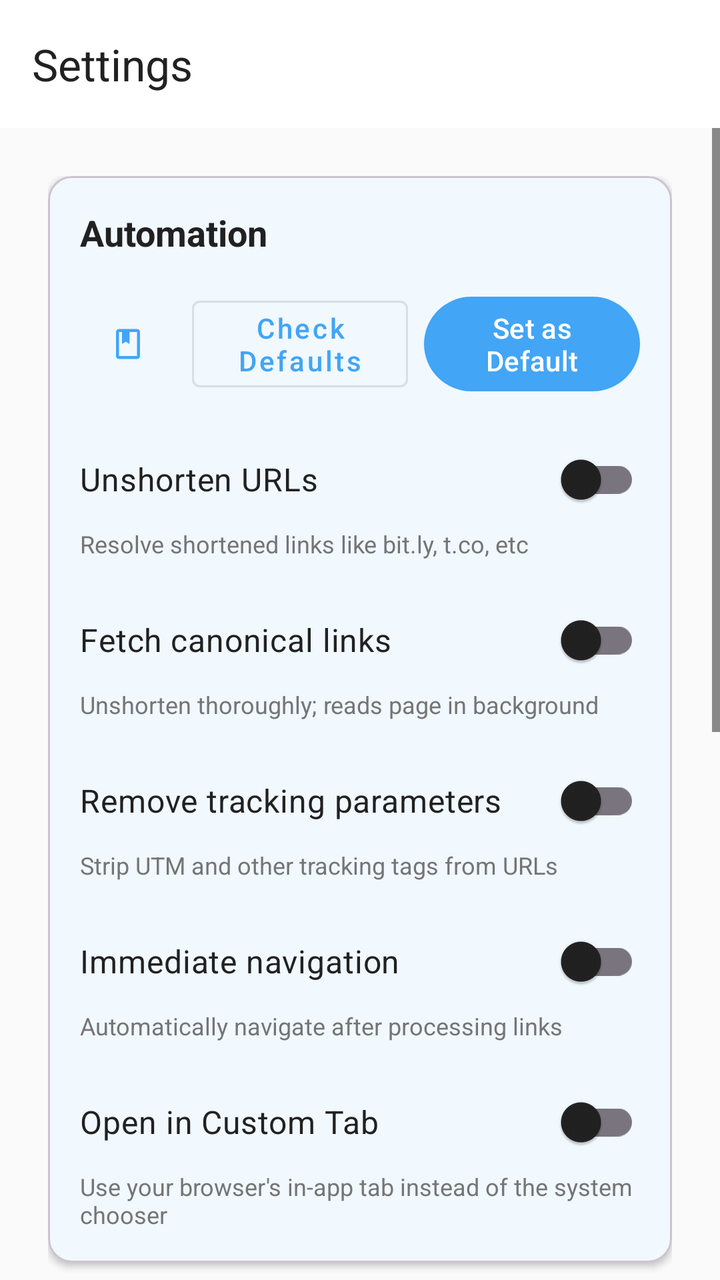
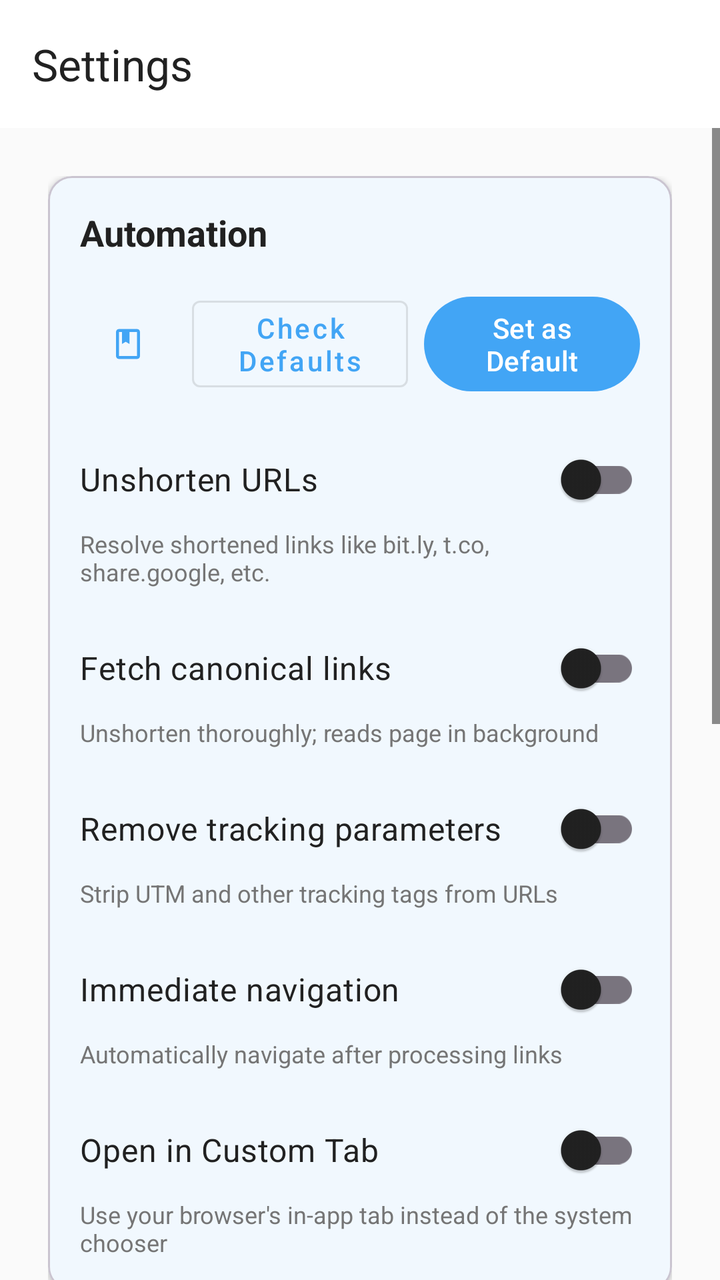

An Android layout rendered at two revisions. The XML below is the earlier revision; the diff shows what the commit changed to produce the second picture.
<!-- AndroidManifest.xml: application theme Theme.Sidestep -->
<!-- res/layout/activity_settings_custom.xml -->
<?xml version="1.0" encoding="utf-8"?>
<LinearLayout xmlns:android="http://schemas.android.com/apk/res/android"
    xmlns:app="http://schemas.android.com/apk/res-auto"
    android:id="@+id/settingsRoot"
    android:layout_width="match_parent"
    android:layout_height="match_parent"
    android:orientation="vertical">

    <com.google.android.material.appbar.MaterialToolbar
        android:id="@+id/settingsToolbar"
        android:layout_width="match_parent"
        android:layout_height="wrap_content"
        android:background="?attr/colorSurface"
        app:title="@string/settings_title"
        app:titleTextColor="?android:attr/textColorPrimary"
        app:elevation="4dp"/>

    <ScrollView
        android:id="@+id/settingsScrollView"
        android:layout_width="match_parent"
        android:layout_height="0dp"
        android:layout_weight="1">

    <LinearLayout
        android:layout_width="match_parent"
        android:layout_height="wrap_content"
        android:orientation="vertical"
        android:padding="24dp">

        
        <com.google.android.material.card.MaterialCardView
            android:layout_width="match_parent"
            android:layout_height="wrap_content"
            app:cardCornerRadius="12dp"
            app:cardElevation="2dp"
            app:cardBackgroundColor="?attr/colorSurface"
            android:layout_marginBottom="16dp">
            
            <LinearLayout
                android:layout_width="match_parent"
                android:layout_height="wrap_content"
                android:orientation="vertical"
                android:padding="16dp">
                
                <TextView
                    android:layout_width="match_parent"
                    android:layout_height="wrap_content"
                    android:text="@string/automation_title"
                    android:textSize="18sp"
                    android:textStyle="bold"
                    android:textColor="?android:attr/textColorPrimary"
                    android:layout_marginBottom="16dp"/>

                <LinearLayout
                    android:layout_width="match_parent"
                    android:layout_height="wrap_content"
                    android:orientation="horizontal"
                    android:gravity="center_vertical">
                    
                    <com.google.android.material.button.MaterialButton
                        android:id="@+id/btnSettingsQuickGuide"
                        style="@style/Widget.MaterialComponents.Button.TextButton"
                        android:layout_width="48dp"
                        android:layout_height="48dp"
                        app:icon="@drawable/ic_book"
                        app:iconPadding="0dp"
                        app:iconGravity="textStart"
                        android:layout_marginEnd="8dp"
                        android:padding="0dp"
                        android:insetLeft="0dp"
                        android:insetRight="0dp"
                        android:insetTop="0dp"
                        android:insetBottom="0dp"/>

                    <com.google.android.material.button.MaterialButton
                        android:id="@+id/btnSettingsCheckStatus"
                        style="@style/Widget.MaterialComponents.Button.OutlinedButton"
                        android:layout_width="0dp"
                        android:layout_weight="1"
                        android:layout_height="wrap_content"
                        android:text="@string/btn_check_defaults"
                        android:layout_marginEnd="8dp"
                        android:textAllCaps="false"/>

                    <com.google.android.material.button.MaterialButton
                        android:id="@+id/btnSettingsSetDefault"
                        android:layout_width="0dp"
                        android:layout_weight="1"
                        android:layout_height="wrap_content"
                        android:text="@string/btn_set_default"
                        android:textAllCaps="false"/>
                </LinearLayout>


                <com.google.android.material.switchmaterial.SwitchMaterial
                    android:id="@+id/switchUnshortenUrls"
                    android:layout_width="match_parent"
                    android:layout_height="wrap_content"
                    android:layout_marginTop="16dp"
                    android:text="@string/unshorten_urls_title"
                    android:textColor="?android:attr/textColorPrimary"
                    android:textSize="16sp" />

                <TextView
                    android:layout_width="match_parent"
                    android:layout_height="wrap_content"
                    android:text="@string/unshorten_urls_desc"
                    android:textColor="?android:attr/textColorSecondary"
                    android:textSize="12sp" />

                <com.google.android.material.switchmaterial.SwitchMaterial
                    android:id="@+id/switchResolveHtml"
                    android:layout_width="match_parent"
                    android:layout_height="wrap_content"
                    android:layout_marginTop="16dp"
                    android:text="@string/resolve_html_title"
                    android:textColor="?android:attr/textColorPrimary"
                    android:textSize="16sp" />

                <TextView
                    android:layout_width="match_parent"
                    android:layout_height="wrap_content"
                    android:text="@string/resolve_html_desc"
                    android:textColor="?android:attr/textColorSecondary"
                    android:textSize="12sp" />

                <com.google.android.material.switchmaterial.SwitchMaterial
                    android:id="@+id/switchRemoveTracking"
                    android:layout_width="match_parent"
                    android:layout_height="wrap_content"
                    android:layout_marginTop="16dp"
                    android:text="@string/remove_tracking_title"
                    android:textColor="?android:attr/textColorPrimary"
                    android:textSize="16sp" />

                <TextView
                    android:layout_width="match_parent"
                    android:layout_height="wrap_content"
                    android:text="@string/remove_tracking_desc"
                    android:textColor="?android:attr/textColorSecondary"
                    android:textSize="12sp" />

                <com.google.android.material.switchmaterial.SwitchMaterial
                    android:id="@+id/switchImmediateNavigation"
                    android:layout_width="match_parent"
                    android:layout_height="wrap_content"
                    android:layout_marginTop="16dp"
                    android:text="@string/immediate_navigation_title"
                    android:textColor="?android:attr/textColorPrimary"
                    android:textSize="16sp" />

                <TextView
                    android:layout_width="match_parent"
                    android:layout_height="wrap_content"
                    android:text="@string/immediate_navigation_desc"
                    android:textColor="?android:attr/textColorSecondary"
                    android:textSize="12sp" />

                <com.google.android.material.switchmaterial.SwitchMaterial
                    android:id="@+id/switchCustomTabs"
                    android:layout_width="match_parent"
                    android:layout_height="wrap_content"
                    android:layout_marginTop="16dp"
                    android:text="@string/custom_tabs_title"
                    android:textColor="?android:attr/textColorPrimary"
                    android:textSize="16sp" />

                <TextView
                    android:layout_width="match_parent"
                    android:layout_height="wrap_content"
                    android:text="@string/custom_tabs_desc"
                    android:textColor="?android:attr/textColorSecondary"
                    android:textSize="12sp" />
            </LinearLayout>
        </com.google.android.material.card.MaterialCardView>


        
        <com.google.android.material.card.MaterialCardView
            android:id="@+id/btnNavigateFrontends"
            android:layout_width="match_parent"
            android:layout_height="wrap_content"
            app:cardCornerRadius="12dp"
            app:cardElevation="2dp"
            app:cardBackgroundColor="?attr/colorSurface"
            android:layout_marginBottom="12dp"
            android:clickable="true"
            android:focusable="true"
            android:foreground="?attr/selectableItemBackground">
            
            <LinearLayout
                android:layout_width="match_parent"
                android:layout_height="wrap_content"
                android:orientation="vertical"
                android:padding="16dp">
                
                <TextView
                    android:layout_width="match_parent"
                    android:layout_height="wrap_content"
                    android:text="Alternative Frontends"
                    android:textSize="16sp"
                    android:textStyle="bold"
                    android:textColor="?android:attr/textColorPrimary"
                    android:layout_marginBottom="4dp"/>
                
                <TextView
                    android:layout_width="match_parent"
                    android:layout_height="wrap_content"
                    android:text="Configure alternatives for X, Reddit, Maps and more"
                    android:textSize="14sp"
                    android:textColor="?android:attr/textColorSecondary"/>
            </LinearLayout>
        </com.google.android.material.card.MaterialCardView>

        
        <com.google.android.material.card.MaterialCardView
            android:id="@+id/btnNavigateRedirects"
            android:layout_width="match_parent"
            android:layout_height="wrap_content"
            app:cardCornerRadius="12dp"
            app:cardElevation="2dp"
            app:cardBackgroundColor="?attr/colorSurface"
            android:layout_marginBottom="12dp"
            android:clickable="true"
            android:focusable="true"
            android:foreground="?attr/selectableItemBackground">
            
            <LinearLayout
                android:layout_width="match_parent"
                android:layout_height="wrap_content"
                android:orientation="vertical"
                android:padding="16dp">
                
                <TextView
                    android:layout_width="match_parent"
                    android:layout_height="wrap_content"
                    android:text="Custom Redirects"
                    android:textSize="16sp"
                    android:textStyle="bold"
                    android:textColor="?android:attr/textColorPrimary"
                    android:layout_marginBottom="4dp"/>
                
                <TextView
                    android:layout_width="match_parent"
                    android:layout_height="wrap_content"
                    android:text="Create custom redirection rules for any domain"
                    android:textSize="14sp"
                    android:textColor="?android:attr/textColorSecondary"/>
            </LinearLayout>
        </com.google.android.material.card.MaterialCardView>

        
        <com.google.android.material.card.MaterialCardView
            android:id="@+id/btnNavigatePrivacy"
            android:layout_width="match_parent"
            android:layout_height="wrap_content"
            app:cardCornerRadius="12dp"
            app:cardElevation="2dp"
            app:cardBackgroundColor="?attr/colorSurface"
            android:layout_marginBottom="12dp"
            android:clickable="true"
            android:focusable="true"
            android:foreground="?attr/selectableItemBackground">
            
            <LinearLayout
                android:layout_width="match_parent"
                android:layout_height="wrap_content"
                android:orientation="vertical"
                android:padding="16dp">
                
                <TextView
                    android:layout_width="match_parent"
                    android:layout_height="wrap_content"
                    android:text="History &amp; Previews"
                    android:textSize="16sp"
                    android:textStyle="bold"
                    android:textColor="?android:attr/textColorPrimary"
                    android:layout_marginBottom="4dp"/>
                
                <TextView
                    android:layout_width="match_parent"
                    android:layout_height="wrap_content"
                    android:text="Manage history retention and preview settings"
                    android:textSize="14sp"
                    android:textColor="?android:attr/textColorSecondary"/>
            </LinearLayout>
        </com.google.android.material.card.MaterialCardView>

        
        <com.google.android.material.card.MaterialCardView
            android:id="@+id/btnNavigateDisplay"
            android:layout_width="match_parent"
            android:layout_height="wrap_content"
            app:cardCornerRadius="12dp"
            app:cardElevation="2dp"
            app:cardBackgroundColor="?attr/colorSurface"
            android:layout_marginBottom="12dp"
            android:clickable="true"
            android:focusable="true"
            android:foreground="?attr/selectableItemBackground">
            
            <LinearLayout
                android:layout_width="match_parent"
                android:layout_height="wrap_content"
                android:orientation="vertical"
                android:padding="16dp">
                
                <TextView
                    android:layout_width="match_parent"
                    android:layout_height="wrap_content"
                    android:text="Display"
                    android:textSize="16sp"
                    android:textStyle="bold"
                    android:textColor="?android:attr/textColorPrimary"
                    android:layout_marginBottom="4dp"/>
                
                <TextView
                    android:layout_width="match_parent"
                    android:layout_height="wrap_content"
                    android:text="Configure theme and appearance"
                    android:textSize="14sp"
                    android:textColor="?android:attr/textColorSecondary"/>
            </LinearLayout>
        </com.google.android.material.card.MaterialCardView>

        <LinearLayout
            android:layout_width="wrap_content"
            android:layout_height="wrap_content"
            android:orientation="horizontal"
            android:layout_gravity="center_horizontal"
            android:gravity="center_vertical"
            android:layout_marginTop="24dp"
            android:layout_marginBottom="16dp">

            <com.google.android.material.button.MaterialButton
                android:id="@+id/btnAbout"
                style="@style/Widget.MaterialComponents.Button.TextButton"
                android:layout_width="wrap_content"
                android:layout_height="wrap_content"
                android:text="@string/about_title"
                android:textColor="?android:attr/textColorSecondary"
                android:padding="0dp"
                android:minWidth="0dp"
                android:insetLeft="0dp"
                android:insetRight="0dp"/>

            <TextView
                android:layout_width="wrap_content"
                android:layout_height="wrap_content"
                android:text="|"
                android:textColor="?android:attr/textColorSecondary"
                android:layout_marginStart="8dp"
                android:layout_marginEnd="8dp"/>

            <com.google.android.material.button.MaterialButton
                android:id="@+id/btnDonate"
                style="@style/Widget.MaterialComponents.Button.TextButton"
                android:layout_width="wrap_content"
                android:layout_height="wrap_content"
                android:text="@string/donate_title"
                android:textColor="?android:attr/textColorSecondary"
                android:padding="0dp"
                android:minWidth="0dp"
                android:insetLeft="0dp"
                android:insetRight="0dp"/>
        </LinearLayout>

    </LinearLayout>
</ScrollView>
</LinearLayout>
<!-- resources referenced by this layout -->
<resources>
  <!-- drawable ic_book (drawable) -->
  <vector xmlns:android="http://schemas.android.com/apk/res/android"
      android:width="24dp"
      android:height="24dp"
      android:viewportWidth="24"
      android:viewportHeight="24"
      android:tint="?attr/colorControlNormal">
      <path
          android:fillColor="@android:color/white"
          android:pathData="M18,2L6,2c-1.1,0 -2,0.9 -2,2v16c0,1.1 0.9,2 2,2h12c1.1,0 2,-0.9 2,-2L20,4c0,-1.1 -0.9,-2 -2,-2zM18,20L6,20L6,4h2v8l2.5,-1.5L13,12L13,4h5v16z"/>
  </vector>
  <string name="about_title">About</string>
  <string name="automation_title">Automation</string>
  <string name="btn_check_defaults">Check Defaults</string>
  <string name="btn_set_default">Set as Default</string>
  <string name="custom_tabs_desc">Use your browser\'s in-app tab instead of the system chooser</string>
  <string name="custom_tabs_title">Open in Custom Tab</string>
  <string name="donate_title">Donate</string>
  <string name="immediate_navigation_desc">Automatically navigate after processing links</string>
  <string name="immediate_navigation_title">Immediate navigation</string>
  <string name="remove_tracking_desc">Strip UTM and other tracking tags from URLs</string>
  <string name="remove_tracking_title">Remove tracking parameters</string>
  <string name="resolve_html_desc">Unshorten thoroughly; reads page in background</string>
  <string name="resolve_html_title">Fetch canonical links</string>
  <string name="settings_title">Settings</string>
  <string name="unshorten_urls_desc">Resolve shortened links like bit.ly, t.co, etc</string>
  <string name="unshorten_urls_title">Unshorten URLs</string>
  <color name="brand_blue">#FF42A5F5</color>
  <color name="brand_blue_dark">#FF1976D2</color>
  <color name="white">#FFFFFFFF</color>
  <color name="accent_teal">#FF00BCD4</color>
  <color name="black">#FF000000</color>
  <color name="light_background">#FFFAFAFA</color>
  <color name="light_surface">#FFFFFFFF</color>
  <color name="light_text_primary">#FF212121</color>
  <color name="light_text_secondary">#FF757575</color>
  <style name="MyPopupMenuStyle" parent="Widget.AppCompat.PopupMenu">
          <item name="android:minWidth">72dp</item>
      </style>
  <!-- unchanged entries left out for length: 1 -->
</resources>

<!-- the commit's change to res/layout/activity_settings_custom.xml (unified diff, before → after) -->
@@ -108,6 +108,17 @@
                     android:textColor="?android:attr/textColorSecondary"
                     android:textSize="12sp" />
 
+                <TextView
+                    android:id="@+id/tvUnshortenNote"
+                    android:layout_width="match_parent"
+                    android:layout_height="wrap_content"
+                    android:layout_marginTop="4dp"
+                    android:text="@string/unshorten_urls_note"
+                    android:textColor="?android:attr/textColorSecondary"
+                    android:textSize="11sp"
+                    android:fontFamily="sans-serif"
+                    android:visibility="gone" />
+
                 <com.google.android.material.switchmaterial.SwitchMaterial
                     android:id="@+id/switchResolveHtml"
                     android:layout_width="match_parent"
@@ -124,6 +135,17 @@
                     android:textColor="?android:attr/textColorSecondary"
                     android:textSize="12sp" />
 
+                <TextView
+                    android:id="@+id/tvResolveHtmlNote"
+                    android:layout_width="match_parent"
+                    android:layout_height="wrap_content"
+                    android:layout_marginTop="4dp"
+                    android:text="@string/resolve_html_note"
+                    android:textColor="?android:attr/textColorSecondary"
+                    android:textSize="11sp"
+                    android:fontFamily="sans-serif"
+                    android:visibility="gone" />
+
                 <com.google.android.material.switchmaterial.SwitchMaterial
                     android:id="@+id/switchRemoveTracking"
                     android:layout_width="match_parent"
@@ -139,6 +161,37 @@
                     android:text="@string/remove_tracking_desc"
                     android:textColor="?android:attr/textColorSecondary"
                     android:textSize="12sp" />
+
+                
+                <LinearLayout
+                    android:id="@+id/fingerprintContainer"
+                    android:layout_width="match_parent"
+                    android:layout_height="wrap_content"
+                    android:orientation="vertical"
+                    android:layout_marginTop="16dp"
+                    android:paddingStart="12dp"
+                    android:paddingEnd="0dp"
+                    android:paddingTop="12dp"
+                    android:paddingBottom="8dp"
+                    android:background="?attr/colorSurfaceVariant"
+                    android:visibility="gone">
+
+                    <com.google.android.material.switchmaterial.SwitchMaterial
+                        android:id="@+id/switchReduceFingerprinting"
+                        android:layout_width="match_parent"
+                        android:layout_height="wrap_content"
+                        android:text="@string/reduce_fingerprinting_title"
+                        android:textColor="?android:attr/textColorPrimary"
+                        android:textSize="16sp" />
+
+                    <TextView
+                        android:layout_width="match_parent"
+                        android:layout_height="wrap_content"
+                        android:layout_marginTop="2dp"
+                        android:text="@string/reduce_fingerprinting_desc"
+                        android:textColor="?android:attr/textColorSecondary"
+                        android:textSize="12sp" />
+                </LinearLayout>
 
                 <com.google.android.material.switchmaterial.SwitchMaterial
                     android:id="@+id/switchImmediateNavigation"
<!-- resource entries referenced after the edit -->
@@ -20,12 +20,16 @@
   <string name="donate_title">Donate</string>
   <string name="immediate_navigation_desc">Automatically navigate after processing links</string>
   <string name="immediate_navigation_title">Immediate navigation</string>
+  <string name="reduce_fingerprinting_desc">Uses a generic browser identity when contacting external servers, so they learn less about your device. Turn off only if link resolution stops working for a specific site.</string>
+  <string name="reduce_fingerprinting_title">Reduce fingerprinting while fetching</string>
   <string name="remove_tracking_desc">Strip UTM and other tracking tags from URLs</string>
   <string name="remove_tracking_title">Remove tracking parameters</string>
   <string name="resolve_html_desc">Unshorten thoroughly; reads page in background</string>
+  <string name="resolve_html_note">Reads the destination page to find the true link — uses the same connection as above.</string>
   <string name="resolve_html_title">Fetch canonical links</string>
   <string name="settings_title">Settings</string>
-  <string name="unshorten_urls_desc">Resolve shortened links like bit.ly, t.co, etc</string>
+  <string name="unshorten_urls_desc">Resolve shortened links like bit.ly, t.co, share.google, etc.</string>
+  <string name="unshorten_urls_note">When on, Sidestep contacts the link shortener\'s server to follow where the link leads. That server can see your device\'s network address.</string>
   <string name="unshorten_urls_title">Unshorten URLs</string>
   <color name="brand_blue">#FF42A5F5</color>
   <color name="brand_blue_dark">#FF1976D2</color>
